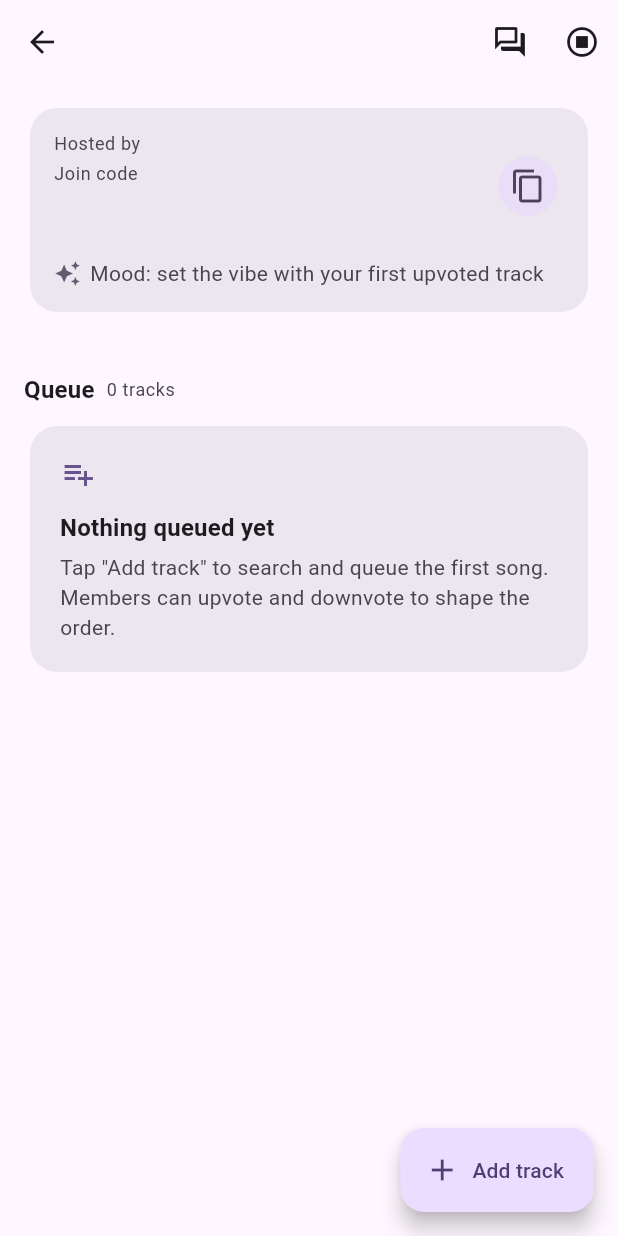
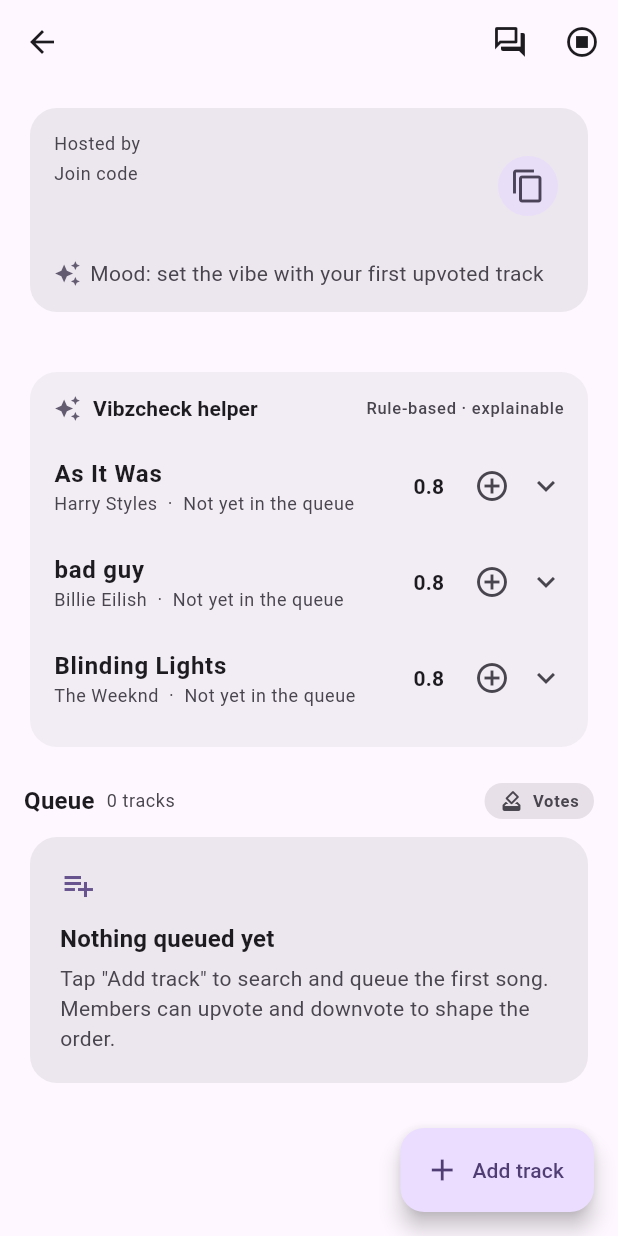
Before and after one commit to Tmaku18/vibzcheck-project2, a Flutter app: the _SessionView screen opened directly with empty values, on a phone screen of 412 x 824 dp. Run offline on Flutter 3.47's test engine with Material 3 defaults, Android fonts, the phone set to English and light mode, and no system bars; our stand-ins replace cloud_firestore, cloud_functions, firebase_auth, firebase_core, firebase_messaging, firebase_storage and 3 more; accounts and stored records are empty.

Commit message:
feat(session): integrate SuggestionsCard and fair-ranking toggle with per-track explanations

```diff
--- a/lib/features/session/presentation/session_screen.dart
+++ b/lib/features/session/presentation/session_screen.dart
@@ -6,6 +6,8 @@ import 'package:go_router/go_router.dart';
 import '../../../core/firebase/firebase_providers.dart';
 import '../../../core/widgets/error_screen.dart';
 import '../../../core/widgets/loading_screen.dart';
+import '../../recommendations/application/recommendation_providers.dart';
+import '../../recommendations/presentation/suggestions_card.dart';
 import '../application/mood_summary.dart';
 import '../application/session_controller.dart';
 import '../application/session_providers.dart';
@@ -150,6 +152,8 @@ class _SessionView extends ConsumerWidget {
               loading: () => const SizedBox(height: 36),
               error: (_, _) => const SizedBox.shrink(),
             ),
+            const SizedBox(height: 16),
+            SuggestionsCard(sessionId: session.id),
             const SizedBox(height: 20),
             Row(
               children: [
@@ -166,6 +170,8 @@ class _SessionView extends ConsumerWidget {
                     color: theme.colorScheme.onSurfaceVariant,
                   ),
                 ),
+                const Spacer(),
+                _FairRankingToggle(sessionId: session.id),
               ],
             ),
             const SizedBox(height: 8),
@@ -181,38 +187,63 @@ class _SessionView extends ConsumerWidget {
               ),
               data: (tracks) {
                 if (tracks.isEmpty) return const _EmptyQueue();
+                final fairEnabled =
+                    ref.watch(fairRankingEnabledProvider(session.id));
+                final orderedTracks = fairEnabled
+                    ? ref
+                        .watch(fairRankedQueueProvider(session.id))
+                        .map((r) => r.track)
+                        .toList()
+                    : tracks;
+                final rankedInfo = fairEnabled
+                    ? {
+                        for (final r in ref
+                            .watch(fairRankedQueueProvider(session.id)))
+                          r.track.id: r,
+                      }
+                    : const <String, Object?>{};
                 return Column(
                   children: [
-                    for (var i = 0; i < tracks.length; i++)
+                    for (var i = 0; i < orderedTracks.length; i++)
                       Padding(
                         padding: const EdgeInsets.only(bottom: 8),
-                        child: QueueTrackTile(
-                          track: tracks[i],
+                        child: Column(
+                          crossAxisAlignment: CrossAxisAlignment.start,
+                          children: [
+                            QueueTrackTile(
+                              track: orderedTracks[i],
                               currentUserId: currentUid,
                               rank: i + 1,
                               onUpvote: () => ref
                                   .read(sessionControllerProvider)
                                   .castVote(
                                     sessionId: session.id,
-                                trackDocId: tracks[i].id,
+                                    trackDocId: orderedTracks[i].id,
                                     direction: 1,
                                   ),
                               onDownvote: () => ref
                                   .read(sessionControllerProvider)
                                   .castVote(
                                     sessionId: session.id,
-                                trackDocId: tracks[i].id,
+                                    trackDocId: orderedTracks[i].id,
                                     direction: -1,
                                   ),
                               onRemove: (isOwner ||
-                                  tracks[i].addedBy == currentUid)
+                                      orderedTracks[i].addedBy == currentUid)
                                   ? () => ref
                                       .read(sessionControllerProvider)
                                       .removeTrack(
                                         sessionId: session.id,
-                                    trackDocId: tracks[i].id,
+                                        trackDocId: orderedTracks[i].id,
                                       )
                                   : null,
+                            ),
+                            if (fairEnabled)
+                              _FairnessExplanation(
+                                rankedInfo: rankedInfo,
+                                trackId: orderedTracks[i].id,
+                              ),
+                          ],
                         ),
                       ),
                   ],
@@ -381,6 +412,120 @@ class _EmptyQueue extends StatelessWidget {
   }
 }
 
+class _FairRankingToggle extends ConsumerWidget {
+  const _FairRankingToggle({required this.sessionId});
+  final String sessionId;
+
+  @override
+  Widget build(BuildContext context, WidgetRef ref) {
+    final theme = Theme.of(context);
+    final enabled = ref.watch(fairRankingEnabledProvider(sessionId));
+    return Tooltip(
+      message: enabled
+          ? 'Showing fairness-ranked order with explanations'
+          : 'Showing raw vote-score order',
+      child: InkWell(
+        borderRadius: BorderRadius.circular(999),
+        onTap: () {
+          final notifier =
+              ref.read(fairRankingEnabledProvider(sessionId).notifier);
+          notifier.state = !notifier.state;
+        },
+        child: Container(
+          padding: const EdgeInsets.symmetric(horizontal: 10, vertical: 4),
+          decoration: BoxDecoration(
+            color: enabled
+                ? theme.colorScheme.primary.withValues(alpha: 0.12)
+                : theme.colorScheme.surfaceContainerHighest,
+            borderRadius: BorderRadius.circular(999),
+          ),
+          child: Row(
+            mainAxisSize: MainAxisSize.min,
+            children: [
+              Icon(
+                enabled ? Icons.balance : Icons.how_to_vote,
+                size: 16,
+                color: enabled
+                    ? theme.colorScheme.primary
+                    : theme.colorScheme.onSurfaceVariant,
+              ),
+              const SizedBox(width: 6),
+              Text(
+                enabled ? 'Fair' : 'Votes',
+                style: theme.textTheme.labelSmall?.copyWith(
+                  color: enabled
+                      ? theme.colorScheme.primary
+                      : theme.colorScheme.onSurfaceVariant,
+                  fontWeight: FontWeight.w600,
+                ),
+              ),
+            ],
+          ),
+        ),
+      ),
+    );
+  }
+}
+
+class _FairnessExplanation extends StatelessWidget {
+  const _FairnessExplanation({
+    required this.rankedInfo,
+    required this.trackId,
+  });
+
+  final Map<String, Object?> rankedInfo;
+  final String trackId;
+
+  @override
+  Widget build(BuildContext context) {
+    final theme = Theme.of(context);
+    final info = rankedInfo[trackId];
+    if (info == null) return const SizedBox.shrink();
+    // Dynamic access to avoid another import; info is RankedTrack.
+    final dyn = info as dynamic;
+    final factors = (dyn.factors as List).cast<dynamic>();
+    final score = (dyn.score as double);
+    return Padding(
+      padding: const EdgeInsets.fromLTRB(12, 0, 12, 4),
+      child: Wrap(
+        spacing: 6,
+        runSpacing: 4,
+        children: [
+          Container(
+            padding: const EdgeInsets.symmetric(horizontal: 10, vertical: 4),
+            decoration: BoxDecoration(
+              color: theme.colorScheme.primary.withValues(alpha: 0.12),
+              borderRadius: BorderRadius.circular(999),
+            ),
+            child: Text(
+              'Fair score ${score.toStringAsFixed(2)}',
+              style: theme.textTheme.labelSmall?.copyWith(
+                color: theme.colorScheme.primary,
+                fontWeight: FontWeight.w700,
+              ),
+            ),
+          ),
+          for (final f in factors)
+            Container(
+              padding: const EdgeInsets.symmetric(horizontal: 10, vertical: 4),
+              decoration: BoxDecoration(
+                color: theme.colorScheme.surfaceContainerHighest,
+                borderRadius: BorderRadius.circular(999),
+              ),
+              child: Text(
+                '${f.label} ${(f.weight as double) >= 0 ? '+' : ''}'
+                '${(f.weight as double).toStringAsFixed(2)}',
+                style: theme.textTheme.labelSmall?.copyWith(
+                  color: theme.colorScheme.onSurfaceVariant,
+                ),
+              ),
+            ),
+        ],
+      ),
+    );
+  }
+}
+
 class _SessionNotFound extends StatelessWidget {
   const _SessionNotFound({required this.onBack});
   final VoidCallback onBack;
```
Lines whose indentation alone changed are shown as unchanged.
